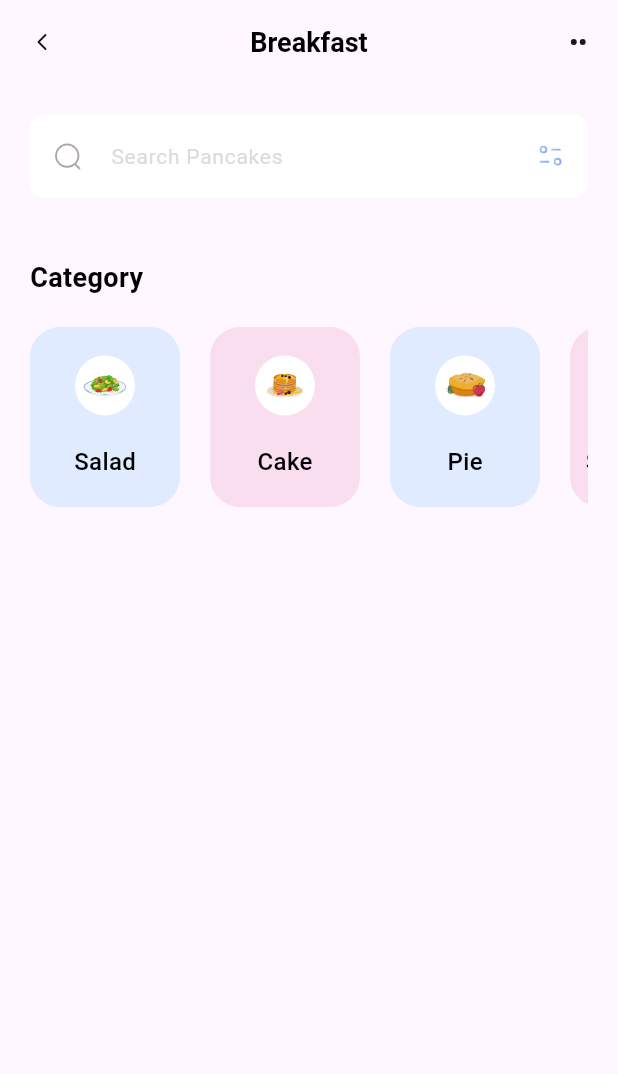
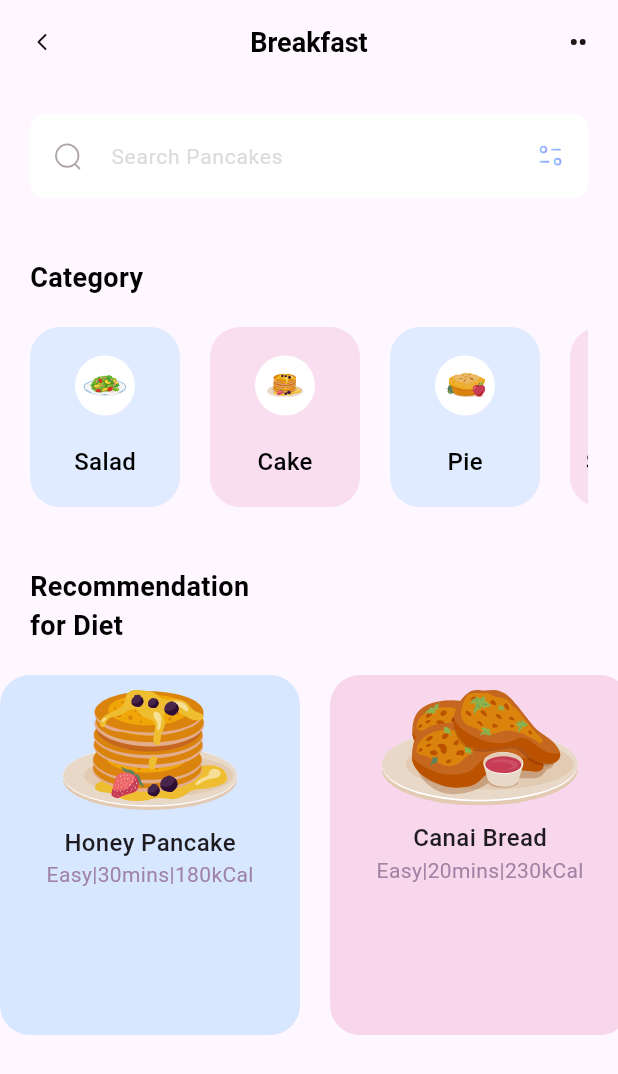
Before and after one commit to cintajay/fitness_app, a Flutter app: the screen it shows after launch, on a phone screen of 412 x 824 dp. Shown: the top 1074 px of the screen. Run offline on Flutter 3.47's test engine with Material 3 defaults, Android fonts, the phone set to English and light mode, and no system bars; our stand-ins replace flutter_svg.

Commit message:
added recommendation ListView

```diff
--- /dev/null
+++ b/lib/models/diet_model.dart
@@ -0,0 +1,51 @@
+import 'package:flutter/material.dart';
+
+class DietModel {
+  String name;
+  String iconPath;
+  String level;
+  String duration;
+  String calorie;
+  Color boxColor;
+  bool viewIsSelected;
+
+  DietModel({
+    required this.name,
+    required this.iconPath,
+    required this.level,
+    required this.duration,
+    required this.calorie,
+    required this.boxColor,
+    required this.viewIsSelected
+  });
+
+  static List < DietModel > getDiets() {
+    List < DietModel > diets = [];
+
+    diets.add(
+      DietModel(
+       name: 'Honey Pancake',
+       iconPath: 'assets/honey-pancakes.svg',
+       level: 'Easy',
+       duration: '30mins',
+       calorie: '180kCal',
+       viewIsSelected: true,
+       boxColor: Color(0xff9DCEFF)
+      )
+    );
+
+    diets.add(
+      DietModel(
+       name: 'Canai Bread',
+       iconPath: 'assets/canai-bread.svg',
+       level: 'Easy',
+       duration: '20mins',
+       calorie: '230kCal',
+       viewIsSelected: false,
+       boxColor: Color(0xffEEA4CE)
+      )
+    );
+
+    return diets;
+  }
+}
--- a/lib/pages/home.dart
+++ b/lib/pages/home.dart
@@ -1,4 +1,5 @@
 import 'package:fitness_app/models/category_model.dart';
+import 'package:fitness_app/models/diet_model.dart';
 import 'package:flutter/material.dart';
 import 'package:flutter_svg/svg.dart';
 
@@ -11,15 +12,17 @@ class HomePage extends StatefulWidget {
 
 class _HomePageState extends State<HomePage> {
   List<CategoryModel> categories = [];
+  List<DietModel> diets = [];
 
-  getCategories() {
+  getInitialInfo() {
     categories = CategoryModel.getCategories();
+    diets = DietModel.getDiets();
   }
 
   @override
   void initState() {
     super.initState();
-    getCategories();
+    getInitialInfo();
   }
 
   @override
@@ -31,10 +34,68 @@ class _HomePageState extends State<HomePage> {
         children: [
           _searchField(),
           _categoriesText(), //if no comma, use comma and add on
-          _categories()
+          _categories(),
+          const SizedBox(
+            height: 20,
+          ),
+          _headerRecForDiet(),
+          Container(
+            height: 240,
+            child: ListView.separated(
+              scrollDirection: Axis.horizontal,
+              itemBuilder: (context, index) {
+                return Container(
+                 width: 200,
+                 decoration: BoxDecoration(
+                  color: diets[index].boxColor.withOpacity(0.4),
+                  borderRadius: BorderRadius.circular(20)
+                 ),
+                 child: Column(
+                  children: [
+                    Container(
+                      child: SvgPicture.asset(diets[index].iconPath),
+                      padding: EdgeInsets.all(10),
+
+                    ),
+                    Text(
+                      diets[index].name,
+                      style: TextStyle(
+                        fontWeight: FontWeight.w500,
+                        fontSize: 16
+                      )
+                    ),
+                    Text(
+                      diets[index].level +'|'+diets[index].duration +'|'+diets[index].calorie,
+                      style: TextStyle(
+                        color: Color.fromARGB(255, 160, 130, 165)
+                      ),
+                    )
+                  ],
+                 )
+                );
+              },
+              separatorBuilder: (context, index) => const SizedBox(width: 20),
+              itemCount: diets.length
+            ),
+          )
         ],
       ),
     );
+  }
+
+  Container _headerRecForDiet() {
+    return Container(
+          padding: EdgeInsets.all(20),
+          child: const Text(
+            "Recommendation \nfor Diet",
+            style:
+            TextStyle(
+                fontSize: 18,
+                fontWeight: FontWeight.bold,
+                color: Colors.black
+            )
+          ),
+        );
   }
 
   Column _categoriesText() {
--- a/pubspec.yaml
+++ b/pubspec.yaml
@@ -69,6 +69,8 @@ flutter:
     - assets/pancakes.svg
     - assets/pie.svg
     - assets/orange-snacks.svg
+    - assets/honey-pancakes.svg
+    - assets/canai-bread.svg
 
 
   # An image asset can refer to one or more resolution-specific "variants", see
```
